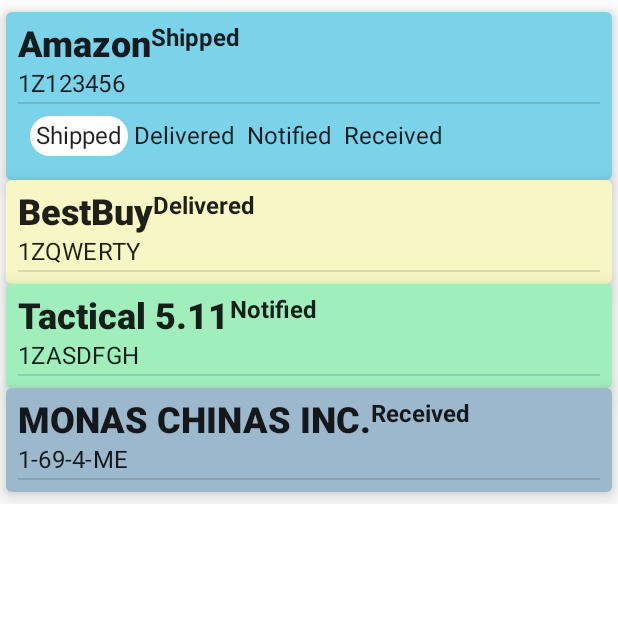
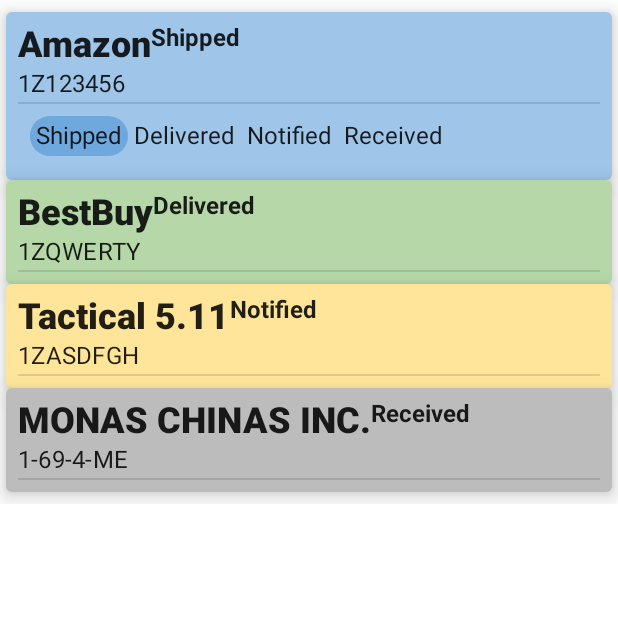
Before and after one commit to devfluna/QRandBarCodeScanner, an Android app built with Jetpack Compose: the composable PackagesScreen called with sample values from the repository, after a tap on "Amazon", on a phone screen of 412 x 824 dp, the top half of it. Run offline under Robolectric (Android 15) with nearby library versions, the phone set to English and light mode, and no system bars.

Commit message:
Update card and status selection colos, separate composable components to a package

```diff
--- a/app/src/main/java/com/learning/qrbarcodescanner/data/database/PackageDeliveryEntity.kt
+++ b/app/src/main/java/com/learning/qrbarcodescanner/data/database/PackageDeliveryEntity.kt
@@ -6,7 +6,7 @@ import androidx.room.PrimaryKey
 @Entity(tableName = "package_entity")
 data class PackageDeliveryEntity(
     @PrimaryKey(autoGenerate = true)
-    val id: Int = 1,
+    val id: Int = 0,
     val itemName: String,
     val trackingNumber: String,
     val status: DataDeliveryStatus,
--- a/app/src/main/java/com/learning/qrbarcodescanner/ui/model/DeliveryStatus.kt
+++ b/app/src/main/java/com/learning/qrbarcodescanner/ui/model/DeliveryStatus.kt
@@ -3,8 +3,8 @@ package com.learning.qrbarcodescanner.ui.model
 import androidx.compose.ui.graphics.Color
 
 sealed class DeliveryStatus(val color: Color = Color.Red) {
-    class Shipped : DeliveryStatus(color = Color(0xFF7BD3EA))
-    class Delivered : DeliveryStatus(color = Color(0xFFF6F7C4))
-    class Notified : DeliveryStatus(color = Color(0xFFA1EEBD))
-    class Received : DeliveryStatus(color = Color(0xFF9BB8CD))
+    class Shipped : DeliveryStatus(color = Color(0xFF9fc5e8))
+    class Delivered : DeliveryStatus(color = Color(0xFFb6d7a8))
+    class Notified : DeliveryStatus(color = Color(0xFFffe599))
+    class Received : DeliveryStatus(color = Color(0xFFbcbcbc))
 }
--- a/app/src/main/java/com/learning/qrbarcodescanner/ui/model/PackageDelivery.kt
+++ b/app/src/main/java/com/learning/qrbarcodescanner/ui/model/PackageDelivery.kt
@@ -2,7 +2,7 @@ package com.learning.qrbarcodescanner.ui.model
 
 
 data class PackageDelivery(
-    val id: Int = 0,
+    val id: Int = 1,
     val itemName: String,
     val trackingNumber: String,
     val status: DeliveryStatus,
--- a/app/src/main/java/com/learning/qrbarcodescanner/ui/screen/PackagesScreen.kt
+++ b/app/src/main/java/com/learning/qrbarcodescanner/ui/screen/PackagesScreen.kt
@@ -12,6 +12,7 @@ import androidx.compose.ui.tooling.preview.Preview
 import androidx.compose.ui.unit.dp
 import com.learning.qrbarcodescanner.utils.FakePackageList
 import com.learning.qrbarcodescanner.ui.model.PackageDelivery
+import com.learning.qrbarcodescanner.ui.screen.components.PackageCard
 
 @Composable
 fun PackagesScreen(
--- a/app/src/main/java/com/learning/qrbarcodescanner/ui/screen/PackageCard.kt
+++ b/app/src/main/java/com/learning/qrbarcodescanner/ui/screen/components/PackageCard.kt
@@ -1,26 +1,22 @@
-package com.learning.qrbarcodescanner.ui.screen
+package com.learning.qrbarcodescanner.ui.screen.components
 
 import androidx.compose.animation.AnimatedVisibility
-import androidx.compose.foundation.background
 import androidx.compose.foundation.clickable
 import androidx.compose.foundation.layout.*
-import androidx.compose.foundation.shape.CircleShape
 import androidx.compose.material.Card
 import androidx.compose.material.Divider
 import androidx.compose.material.MaterialTheme
 import androidx.compose.material.Text
 import androidx.compose.runtime.*
 import androidx.compose.ui.Modifier
-import androidx.compose.ui.draw.clip
-import androidx.compose.ui.graphics.Color
 import androidx.compose.ui.text.font.FontWeight
 import androidx.compose.ui.tooling.preview.Preview
 import androidx.compose.ui.unit.dp
+import com.learning.qrbarcodescanner.ui.model.DeliveryStatus
+import com.learning.qrbarcodescanner.ui.model.PackageDelivery
+import com.learning.qrbarcodescanner.ui.theme.QRBarCodeScannerTheme
 import com.learning.qrbarcodescanner.utils.FakePackageList
 import com.learning.qrbarcodescanner.utils.getStatusName
-import com.learning.qrbarcodescanner.ui.model.DeliveryStatus
-import com.learning.qrbarcodescanner.ui.model.PackageDelivery
-import com.learning.qrbarcodescanner.ui.theme.SelectedStatusColor
 
 @Composable
 fun PackageCard(
@@ -63,54 +59,34 @@ fun PackageCard(
     }
 }
 
-@Composable
-fun StatusSelection(
-    status: DeliveryStatus,
-    modifier: Modifier = Modifier,
-    onStatusSelection: (DeliveryStatus) -> Unit
-) {
-    Row(modifier = modifier.padding(8.dp), horizontalArrangement = Arrangement.SpaceAround) {
-        StatusChip(
-            status = DeliveryStatus.Shipped(),
-            color = if (status is DeliveryStatus.Shipped) SelectedStatusColor else Color.Transparent,
-            onClick = onStatusSelection
-        )
-        StatusChip(
-            status = DeliveryStatus.Delivered(),
-            color = if (status is DeliveryStatus.Delivered) SelectedStatusColor else Color.Transparent,
-            onClick = onStatusSelection
-        )
-        StatusChip(
-            status = DeliveryStatus.Notified(),
-            color = if (status is DeliveryStatus.Notified) SelectedStatusColor else Color.Transparent,
-            onClick = onStatusSelection
-        )
-
-        StatusChip(
-            status = DeliveryStatus.Received(),
-            color = if (status is DeliveryStatus.Received) SelectedStatusColor else Color.Transparent,
-            onClick = onStatusSelection
-        )
-    }
-}
-
-@Composable
-fun StatusChip(status: DeliveryStatus, color: Color, onClick: (DeliveryStatus) -> Unit) {
-    val chipName = status.getStatusName()
-
-    Text(text = chipName, modifier = Modifier
-        .clip(CircleShape)
-        .clickable { onClick(status) }
-        .background(color)
-        .padding(4.dp))
-}
-
 @Preview
 @Composable
 fun PackageCardPreview() {
-    PackageCard(
-        modifier = Modifier.fillMaxWidth(),
-        packageDelivery = FakePackageList.first(),
-        onStatusSelected = {}
-    )
+    QRBarCodeScannerTheme {
+        Column {
+            PackageCard(
+                modifier = Modifier.fillMaxWidth(),
+                packageDelivery = FakePackageList[0],
+                onStatusSelected = {}
+            )
+
+            PackageCard(
+                modifier = Modifier.fillMaxWidth(),
+                packageDelivery = FakePackageList[1],
+                onStatusSelected = {}
+            )
+
+            PackageCard(
+                modifier = Modifier.fillMaxWidth(),
+                packageDelivery = FakePackageList[2],
+                onStatusSelected = {}
+            )
+
+            PackageCard(
+                modifier = Modifier.fillMaxWidth(),
+                packageDelivery = FakePackageList[3],
+                onStatusSelected = {}
+            )
+        }
+    }
 }
--- /dev/null
+++ b/app/src/main/java/com/learning/qrbarcodescanner/ui/screen/components/StatusChip.kt
@@ -0,0 +1,25 @@
+package com.learning.qrbarcodescanner.ui.screen.components
+
+import androidx.compose.foundation.background
+import androidx.compose.foundation.clickable
+import androidx.compose.foundation.layout.padding
+import androidx.compose.foundation.shape.CircleShape
+import androidx.compose.material.Text
+import androidx.compose.runtime.Composable
+import androidx.compose.ui.Modifier
+import androidx.compose.ui.draw.clip
+import androidx.compose.ui.graphics.Color
+import androidx.compose.ui.unit.dp
+import com.learning.qrbarcodescanner.ui.model.DeliveryStatus
+import com.learning.qrbarcodescanner.utils.getStatusName
+
+@Composable
+fun StatusChip(status: DeliveryStatus, color: Color, onClick: (DeliveryStatus) -> Unit) {
+    val chipName = status.getStatusName()
+
+    Text(text = chipName, modifier = Modifier
+        .clip(CircleShape)
+        .clickable { onClick(status) }
+        .background(color)
+        .padding(4.dp))
+}
--- /dev/null
+++ b/app/src/main/java/com/learning/qrbarcodescanner/ui/screen/components/StatusSelection.kt
@@ -0,0 +1,45 @@
+package com.learning.qrbarcodescanner.ui.screen.components
+
+import androidx.compose.foundation.layout.Arrangement
+import androidx.compose.foundation.layout.Row
+import androidx.compose.foundation.layout.padding
+import androidx.compose.runtime.Composable
+import androidx.compose.ui.Modifier
+import androidx.compose.ui.graphics.Color
+import androidx.compose.ui.unit.dp
+import com.learning.qrbarcodescanner.ui.model.DeliveryStatus
+import com.learning.qrbarcodescanner.ui.theme.DeliveredSelected
+import com.learning.qrbarcodescanner.ui.theme.NotifiedSelected
+import com.learning.qrbarcodescanner.ui.theme.ReceivedSelected
+import com.learning.qrbarcodescanner.ui.theme.ShippedSelected
+
+@Composable
+fun StatusSelection(
+    status: DeliveryStatus,
+    modifier: Modifier = Modifier,
+    onStatusSelection: (DeliveryStatus) -> Unit
+) {
+    Row(modifier = modifier.padding(8.dp), horizontalArrangement = Arrangement.SpaceAround) {
+        StatusChip(
+            status = DeliveryStatus.Shipped(),
+            color = if (status is DeliveryStatus.Shipped) ShippedSelected else Color.Transparent,
+            onClick = onStatusSelection
+        )
+        StatusChip(
+            status = DeliveryStatus.Delivered(),
+            color = if (status is DeliveryStatus.Delivered) DeliveredSelected else Color.Transparent,
+            onClick = onStatusSelection
+        )
+        StatusChip(
+            status = DeliveryStatus.Notified(),
+            color = if (status is DeliveryStatus.Notified) NotifiedSelected else Color.Transparent,
+            onClick = onStatusSelection
+        )
+
+        StatusChip(
+            status = DeliveryStatus.Received(),
+            color = if (status is DeliveryStatus.Received) ReceivedSelected else Color.Transparent,
+            onClick = onStatusSelection
+        )
+    }
+}
--- a/app/src/main/java/com/learning/qrbarcodescanner/ui/theme/Color.kt
+++ b/app/src/main/java/com/learning/qrbarcodescanner/ui/theme/Color.kt
@@ -6,4 +6,7 @@ val Purple200 = Color(0xFFBB86FC)
 val Purple500 = Color(0xFF6200EE)
 val Purple700 = Color(0xFF3700B3)
 val Teal200 = Color(0xFF03DAC5)
-val SelectedStatusColor = Color.White
+val ShippedSelected = Color(0xFF6fa8dc)
+val DeliveredSelected = Color(0xFF93c47d)
+val NotifiedSelected = Color(0xFFffd966)
+val ReceivedSelected = Color(0xFF999999)
```
Also changed, not shown: app/src/main/java/com/learning/qrbarcodescanner/ui/viewmodel/PackagesViewModel.kt (+10 -14 lines).
